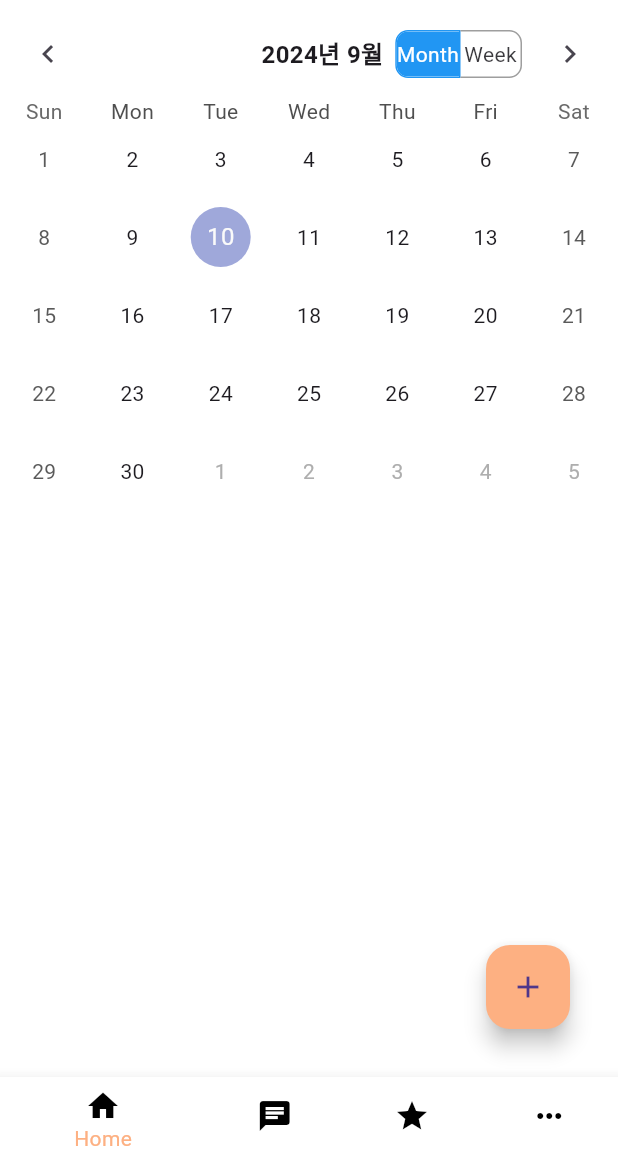
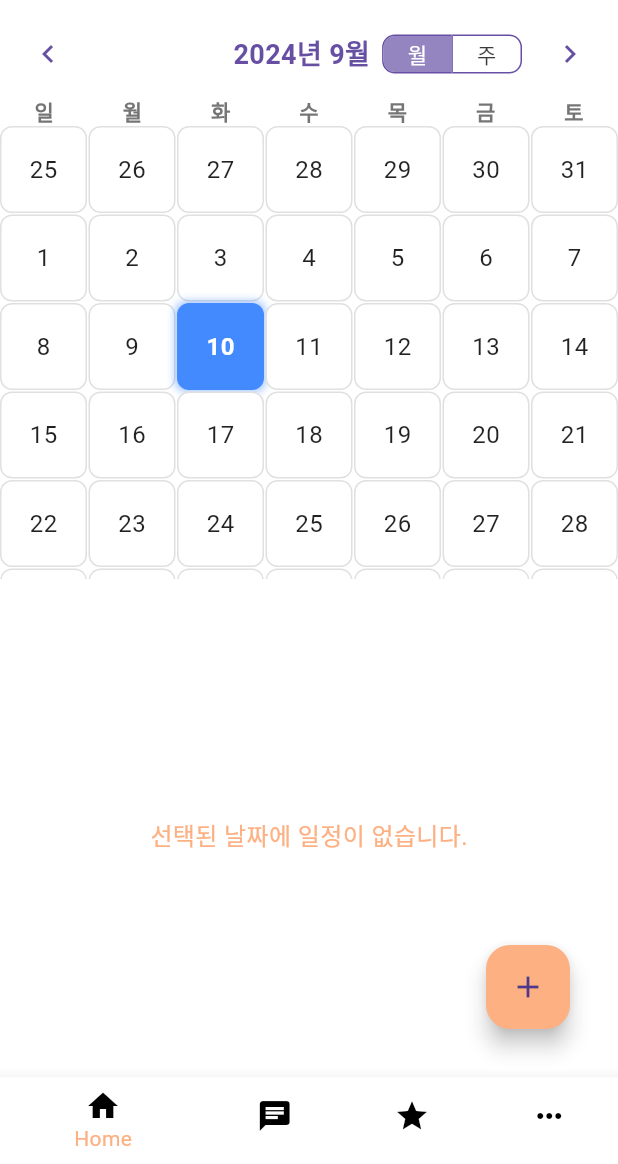
Before and after one commit to Six-Tail/1-4Capstone, a Flutter app: the CalenderScreen screen opened directly, on a phone screen of 412 x 824 dp, the part 72-1236 px from its top. Run offline on Flutter 3.47's test engine with Material 3 defaults, Android fonts, the phone set to English and light mode, and no system bars; drawn by our look-alikes of table_calendar; our stand-ins replace firebase_auth, firebase_core, flutter_svg, get, google_sign_in, hexcolor and 1 more; missing offline and left inert: flutter_naver_login, kakao_flutter_sdk_user, uni_links2; accounts and stored records are empty.

Commit message:
2024/09/10

```diff
--- a/lib/screen/Calender.Screen.dart
+++ b/lib/screen/Calender.Screen.dart
@@ -6,8 +6,8 @@ import 'package:todobest_home/Setting.MainPage.dart';
 import 'package:todobest_home/community/Community.MainPage.dart';
 import 'package:todobest_home/utils/Themes.Colors.dart';
 import '../utils/CalenderNavi.dart';
+import 'CalenderUtil/CustomCalender.dart';
 import 'CalenderUtil/EventModal.dart';
-import 'Week.Screen.dart';
 
 class CalenderScreen extends StatefulWidget {
   const CalenderScreen({super.key});
@@ -21,12 +21,17 @@ class _CalenderScreenState extends State<CalenderScreen>
   CalendarFormat _calendarFormat = CalendarFormat.month;
   DateTime _focusedDay = DateTime.now();
   DateTime? _selectedDay;
+  bool _isExpanded = false;
+  final Map<DateTime, List<String>> _events = {};
+
+  // ScrollController 추가
   final ScrollController _scrollController = ScrollController();
 
-  bool _isExpanded = false;
-
-  // 일정 저장을 위한 맵
-  final Map<DateTime, List<String>> _events = {};
+  @override
+  void dispose() {
+    _scrollController.dispose();
+    super.dispose();
+  }
 
   void _onDaySelected(DateTime selectedDay, DateTime focusedDay) {
     setState(() {
@@ -67,7 +72,6 @@ class _CalenderScreenState extends State<CalenderScreen>
     });
   }
 
-  // 일정 추가 메서드
   void _addEvent(String event) {
     if (_selectedDay != null) {
       setState(() {
@@ -80,7 +84,6 @@ class _CalenderScreenState extends State<CalenderScreen>
     }
   }
 
-  // 일정 수정 메서드
   void _editEvent(int index, String updatedEvent) {
     if (_selectedDay != null && _events[_selectedDay!] != null) {
       setState(() {
@@ -89,7 +92,6 @@ class _CalenderScreenState extends State<CalenderScreen>
     }
   }
 
-  // 일정 삭제 메서드
   void _deleteEvent(int index) {
     if (_selectedDay != null && _events[_selectedDay!] != null) {
       setState(() {
@@ -131,50 +133,23 @@ class _CalenderScreenState extends State<CalenderScreen>
             onNextMonth: _onNextMonth,
             onFormatChanged: _onFormatChanged,
           ),
-          if (_calendarFormat == CalendarFormat.week)
-            WeekScreen(
+          Expanded(
+            child: CustomCalendar(
+              selectedDate: _selectedDay ?? DateTime.now(),
+              onDateSelected: (date) {
+                _onDaySelected(date, _focusedDay);
+              },
+              calendarFormat: _calendarFormat,
               focusedDay: _focusedDay,
-              scrollController: _scrollController,
-            ),
-          if (_calendarFormat != CalendarFormat.week)
-            Expanded(
-              child: SingleChildScrollView(
-                child: Column(
-                  children: [
-                    TableCalendar(
-                      firstDay: DateTime.utc(2010, 10, 16),
-                      lastDay: DateTime.utc(2030, 3, 14),
-                      focusedDay: _focusedDay,
-                      calendarFormat: _calendarFormat,
-                      headerVisible: false,
-                      selectedDayPredicate: (day) {
-                        return isSameDay(_selectedDay, day);
-                      },
-                      onDaySelected: _onDaySelected,
-                      onFormatChanged: _onFormatChanged,
-                      onPageChanged: _onPageChanged,
-                    ),
-                  ],
             ),
           ),
-            ),
-          if (_selectedDay != null)
-            Padding(
-              padding: const EdgeInsets.all(8.0),
-              child: Column(
-                crossAxisAlignment: CrossAxisAlignment.start,
-                children: [
-                  Text(
-                    '${_selectedDay!.toLocal()}의 일정:',
-                    style: TextStyle(
-                      fontSize: 18,
-                      color: Theme1Colors.textColor,
-                    ),
-                  ),
-                  ..._events[_selectedDay]?.asMap().entries.map((entry) {
-                    int index = entry.key;
-                    String event = entry.value;
-
+          const SizedBox(height: 10),
+          Expanded(
+            child: _selectedDay != null && _events[_selectedDay!] != null
+                ? ListView.builder(
+              itemCount: _events[_selectedDay!]!.length,
+              itemBuilder: (context, index) {
+                String event = _events[_selectedDay!]![index];
                 return ListTile(
                   title: Text(event),
                   trailing: Row(
@@ -205,8 +180,16 @@ class _CalenderScreenState extends State<CalenderScreen>
                     ],
                   ),
                 );
-                  }).toList() ?? [],
-                ],
+              },
+            )
+                : Center(
+              child: Text(
+                '선택된 날짜에 일정이 없습니다.',
+                style: TextStyle(
+                  color: Theme1Colors.textColor,
+                  fontSize: 16,
+                ),
+              ),
             ),
           ),
         ],
--- /dev/null
+++ b/lib/screen/CalenderUtil/CustomCalender.dart
@@ -0,0 +1,120 @@
+import 'package:flutter/material.dart';
+import 'package:table_calendar/table_calendar.dart';
+
+import '../Week.Screen.dart';
+
+class CustomCalendar extends StatelessWidget {
+  final DateTime selectedDate;
+  final Function(DateTime) onDateSelected;
+  final CalendarFormat calendarFormat;
+  final DateTime focusedDay;
+
+  CustomCalendar({
+    required this.selectedDate,
+    required this.onDateSelected,
+    required this.calendarFormat,
+    required this.focusedDay,
+  });
+
+  @override
+  Widget build(BuildContext context) {
+    if (calendarFormat == CalendarFormat.week) {
+      return WeekScreen(
+        focusedDay: focusedDay,
+        scrollController: ScrollController(),
+      );
+    } else {
+      return _buildMonthView(context);
+    }
+  }
+
+  Widget _buildMonthView(BuildContext context) {
+    final firstDayOfMonth = DateTime(focusedDay.year, focusedDay.month, 1);
+    final lastDayOfMonth = DateTime(focusedDay.year, focusedDay.month + 1, 0);
+    final startOfWeek = firstDayOfMonth.subtract(Duration(days: firstDayOfMonth.weekday));
+    final endOfWeek = lastDayOfMonth.add(Duration(days: DateTime.daysPerWeek - lastDayOfMonth.weekday - 1));
+
+    return Column(
+      children: [
+        _buildHeader(),
+        Expanded(
+          child: LayoutBuilder(
+            builder: (context, constraints) {
+              // Calculate the size of each cell
+              final cellSize = constraints.maxWidth / 7;
+              return GridView.builder(
+                gridDelegate: const SliverGridDelegateWithFixedCrossAxisCount(
+                  crossAxisCount: 7,
+                  childAspectRatio: 1.0,
+                  mainAxisSpacing: 1.0,
+                  crossAxisSpacing: 1.0,
+                ),
+                itemCount: endOfWeek.difference(startOfWeek).inDays + 1,
+                itemBuilder: (context, index) {
+                  final date = startOfWeek.add(Duration(days: index));
+                  final isSelected = DateUtils.isSameDay(date, selectedDate);
+
+                  return GestureDetector(
+                    onTap: () => onDateSelected(date),
+                    child: Container(
+                      width: cellSize,
+                      height: cellSize,
+                      decoration: BoxDecoration(
+                        color: isSelected ? Colors.blueAccent : Colors.white,
+                        borderRadius: BorderRadius.circular(8),
+                        border: Border.all(color: isSelected ? Colors.blueAccent : Colors.grey[300]!),
+                        boxShadow: isSelected
+                            ? [BoxShadow(color: Colors.blueAccent.withOpacity(0.5), blurRadius: 4, spreadRadius: 1)]
+                            : [],
+                      ),
+                      child: Center(
+                        child: Text(
+                          date.day.toString(),
+                          style: TextStyle(
+                            color: isSelected ? Colors.white : Colors.black87,
+                            fontWeight: isSelected ? FontWeight.bold : FontWeight.normal,
+                            fontSize: 16,
+                          ),
+                        ),
+                      ),
+                    ),
+                  );
+                },
+              );
+            },
+          ),
+        ),
+      ],
+    );
+  }
+
+  Widget _buildHeader() {
+    return Row(
+      mainAxisAlignment: MainAxisAlignment.spaceAround,
+      children: [
+        _buildDayHeader('일'),
+        _buildDayHeader('월'),
+        _buildDayHeader('화'),
+        _buildDayHeader('수'),
+        _buildDayHeader('목'),
+        _buildDayHeader('금'),
+        _buildDayHeader('토'),
+      ],
+    );
+  }
+
+  Widget _buildDayHeader(String day) {
+    return Expanded(
+      child: Center(
+        child: Text(
+          day,
+          style: TextStyle(
+            fontWeight: FontWeight.bold,
+            fontSize: 14,
+            color: Colors.grey[600],
+          ),
+        ),
+      ),
+    );
+  }
+}
--- a/lib/screen/Week.Screen.dart
+++ b/lib/screen/Week.Screen.dart
@@ -5,6 +5,7 @@ class WeekScreen extends StatelessWidget {
   final ScrollController scrollController;
 
   const WeekScreen({
+    super.key,
     required this.focusedDay,
     required this.scrollController,
   });
@@ -24,7 +25,7 @@ class WeekScreen extends StatelessWidget {
             color: Colors.black54,
             child: Row(
               children: [
-                SizedBox(width: 40),  // 시간 칸과 정렬을 맞추기 위한 여백
+                const SizedBox(width: 40),  // 시간 칸과 정렬을 맞추기 위한 여백
                 ...daysOfWeek.map((day) {
                   return Expanded(
                     child: Column(
@@ -44,20 +45,20 @@ class WeekScreen extends StatelessWidget {
                         ),
                         Container(
                           height: 30,
+                          decoration: BoxDecoration(
+                            border: Border.all(color: Colors.grey),
+                          ),
                           child: Center(
                             child: Text(
                               _dayOfWeek(day.weekday),
-                              style: TextStyle(fontSize: 12, color: Colors.white),
+                              style: const TextStyle(fontSize: 12, color: Colors.white),
                             ),
-                          ),
-                          decoration: BoxDecoration(
-                            border: Border.all(color: Colors.grey),
                           ),
                         ),
                       ],
                     ),
                   );
-                }).toList(),
+                }),
               ],
             ),
           ),
@@ -78,8 +79,8 @@ class WeekScreen extends StatelessWidget {
                         ),
                         child: Center(
                           child: Text(
-                            '${index}:00',
-                            style: TextStyle(color: Colors.white),
+                            '$index:00',
+                            style: const TextStyle(color: Colors.white),
                           ),
                         ),
                       );
--- a/lib/utils/CalenderNavi.dart
+++ b/lib/utils/CalenderNavi.dart
@@ -18,42 +18,64 @@ class CalenderNavi extends StatelessWidget {
 
   @override
   Widget build(BuildContext context) {
+    final theme = Theme.of(context);
     return Padding(
       padding: const EdgeInsets.symmetric(horizontal: 8.0, vertical: 4.0),
       child: Row(
         mainAxisAlignment: MainAxisAlignment.spaceBetween,
         children: [
           IconButton(
-            icon: Icon(Icons.chevron_left),
-            onPressed: onPrevMonth, // 이전 달로 이동
+            icon: Icon(Icons.chevron_left, color: theme.primaryColor),
+            onPressed: onPrevMonth,
           ),
           Row(
             children: [
               Text(
                 '${focusedDay.year}년 ${focusedDay.month}월',
-                style: TextStyle(fontSize: 16.0, fontWeight: FontWeight.bold),
+                style: TextStyle(
+                  fontSize: 18.0,
+                  fontWeight: FontWeight.bold,
+                  color: theme.primaryColor,
+                ),
               ),
-              SizedBox(width: 8.0),
-              ToggleButtons(
-                borderColor: Colors.grey,
-                selectedBorderColor: Colors.blue,
-                selectedColor: Colors.white,
-                fillColor: Colors.blue,
-                borderRadius: BorderRadius.circular(8),
-                constraints: BoxConstraints(minHeight: 30.0, minWidth: 40.0), // 버튼 크기 줄임
-                isSelected: [calendarFormat == CalendarFormat.month, calendarFormat == CalendarFormat.week],
-                onPressed: (int index) {
-                  onFormatChanged(index == 0 ? CalendarFormat.month : CalendarFormat.week);
-                },
-                children: <Widget>[
-                  Text('Month'),
-                  Text('Week'),
-                ],
+              const SizedBox(width: 8.0),
+              AnimatedSwitcher(
+                duration: const Duration(milliseconds: 300),
+                child: ToggleButtons(
+                  borderColor: theme.primaryColor,
+                  selectedBorderColor: theme.primaryColor,
+                  selectedColor: Colors.white,
+                  fillColor: theme.primaryColor.withOpacity(0.7),
+                  borderRadius: BorderRadius.circular(8),
+                  constraints: const BoxConstraints(
+                    minHeight: 24.0,
+                    minWidth: 36.0,
+                  ),
+                  isSelected: [
+                    calendarFormat == CalendarFormat.month,
+                    calendarFormat == CalendarFormat.week,
+                  ],
+                  onPressed: (int index) {
+                    onFormatChanged(
+                      index == 0 ? CalendarFormat.month : CalendarFormat.week,
+                    );
+                  },
+                  children: const [
+                    Padding(
+                      padding: EdgeInsets.symmetric(horizontal: 16.0),
+                      child: Text('월', style: TextStyle(fontSize: 14)),
+                    ),
+                    Padding(
+                      padding: EdgeInsets.symmetric(horizontal: 16.0),
+                      child: Text('주', style: TextStyle(fontSize: 14)),
+                    ),
+                  ],
+                ),
               ),
-              SizedBox(width: 8.0),
+              const SizedBox(width: 8.0),
               IconButton(
-                icon: Icon(Icons.chevron_right),
-                onPressed: onNextMonth, // 다음 달로 이동
+                icon: Icon(Icons.chevron_right, color: theme.primaryColor),
+                onPressed: onNextMonth,
               ),
             ],
           ),
```
Lines whose indentation alone changed are shown as unchanged.
